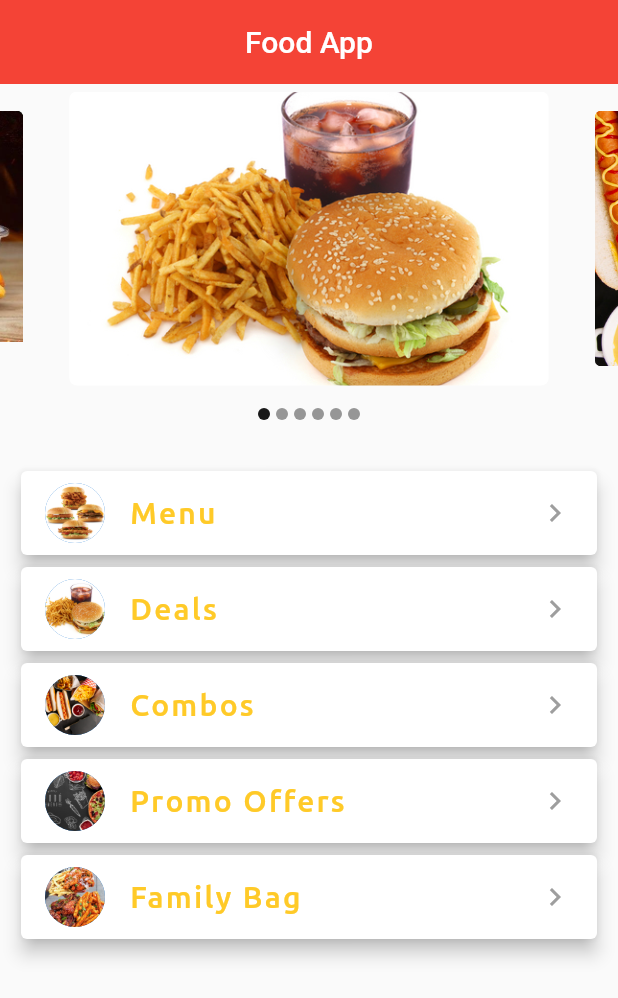
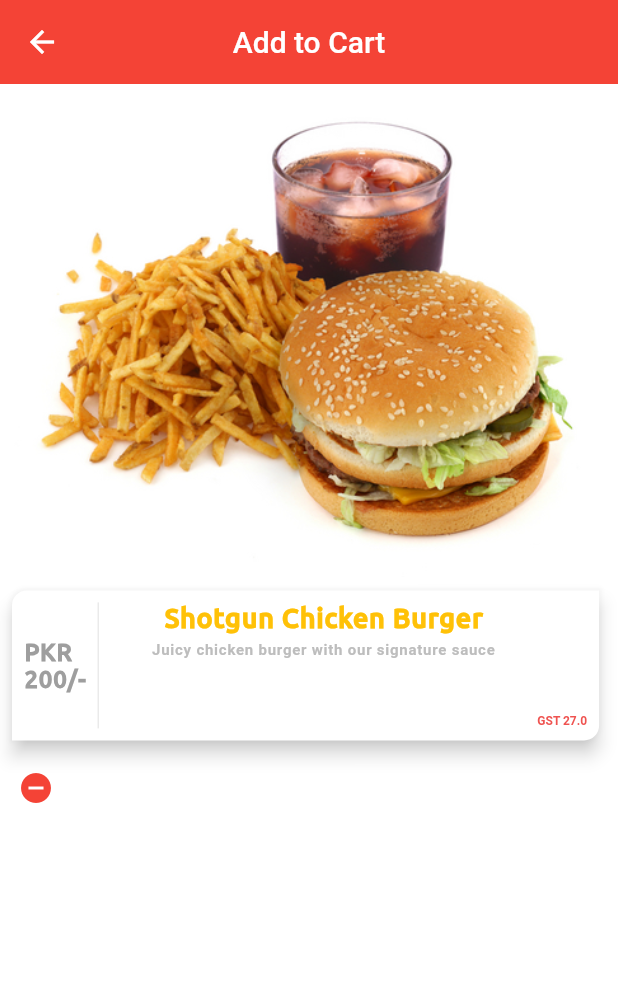
Before and after one commit to ziauddin-sis/foodApp, a Flutter app: the screen it shows after launch, on a phone screen of 412 x 824 dp. Shown: the top 998 px of the screen. Run offline on Flutter 3.47's test engine with Material 2 defaults, Android fonts, the phone set to English and light mode, and no system bars; drawn by our look-alikes of carousel_slider; our stand-ins replace toast.

Commit message:
24/07/20

```diff
--- /dev/null
+++ b/lib/components/add_to_cart.dart
@@ -0,0 +1,160 @@
+
+import 'package:flutter/material.dart';
+
+class AddToCart extends StatefulWidget {
+  @override
+  _AddToCartState createState() => _AddToCartState();
+}
+
+class _AddToCartState extends State<AddToCart> {
+  @override
+  Widget build(BuildContext context) {
+    return Scaffold(
+      appBar: AppBar(
+        backgroundColor: Colors.red,
+        elevation: 0.0,
+        title: Text('Add to Cart'),
+        centerTitle: true,
+      ),
+      body: Container(
+        color: Colors.white,
+        child: Column(
+          children: <Widget>[
+            Flexible(
+              child: Container(
+                width: MediaQuery.of(context).size.width,
+                height: MediaQuery.of(context).size.height * 0.4,
+                child: Image(
+                  fit: BoxFit.cover,
+                  image: AssetImage('assets/1.jpg'),
+                ),
+              ),
+            ),
+            Container(
+              child: Row(
+                mainAxisAlignment: MainAxisAlignment.start,
+                children: <Widget>[
+                  Padding(
+                    padding: const EdgeInsets.all(8.0),
+                    child: Container(
+                      height: 100,
+                      width: MediaQuery.of(context).size.width * 0.95,
+                      child: Material(
+                        color: Colors.white,
+                        elevation: 5,
+                        shadowColor: Colors.grey[300],
+                        borderRadius: BorderRadius.only(
+                            topLeft: Radius.circular(10),
+                            bottomRight: Radius.circular(10)),
+                        child: Padding(
+                          padding: const EdgeInsets.all(8.0),
+                          child: Row(
+                            crossAxisAlignment: CrossAxisAlignment.center,
+                            mainAxisAlignment: MainAxisAlignment.start,
+                            children: <Widget>[
+                              Text(
+                                'PKR \n200/-',
+                                maxLines: 2,
+                                textAlign: TextAlign.justify,
+                                textDirection: TextDirection.ltr,
+                                style: TextStyle(
+                                  fontSize: 16,
+                                  color: Colors.grey[500],
+                                  fontWeight: FontWeight.bold,
+                                  letterSpacing: 0.5,
+                                  fontFamily: 'Ubuntu',
+                                ),
+                              ),
+                              VerticalDivider(),
+                              Expanded(
+                                child: Column(
+                                  crossAxisAlignment: CrossAxisAlignment.center,
+                                  children: <Widget>[
+                                    Text(
+                                      'Shotgun Chicken Burger',
+                                      maxLines: 1,
+                                      textAlign: TextAlign.justify,
+                                      overflow: TextOverflow.ellipsis,
+                                      style: TextStyle(
+                                        fontSize: 18,
+                                        color: Colors.amber,
+                                        fontWeight: FontWeight.bold,
+                                        letterSpacing: 0.5,
+                                        fontFamily: 'Ubuntu',
+                                      ),
+                                    ),
+                                    SizedBox(
+                                      height: 5,
+                                    ),
+                                    Text(
+                                      'Juicy chicken burger with our signature sauce',
+                                      maxLines: 2,
+                                      textAlign: TextAlign.center,
+                                      overflow: TextOverflow.ellipsis,
+                                      style: TextStyle(
+                                        fontSize: 10,
+                                        color: Colors.grey[400],
+                                        fontWeight: FontWeight.bold,
+                                        letterSpacing: 0.5,
+                                      ),
+                                    ),
+                                  ],
+                                ),
+                              ),
+                              Align(
+                                alignment: Alignment.bottomRight,
+                                child: Text(
+                                  'GST 27.0',
+                                  textAlign: TextAlign.left,
+                                  style: TextStyle(
+                                    fontSize: 8,
+                                    color: Colors.red[400],
+                                    fontWeight: FontWeight.bold,
+                                  ),
+                                ),
+                              ),
+                            ],
+                          ),
+                        ),
+                      ),
+                    ),
+                  ),
+                ],
+              ),
+            ),
+            Container(
+              width: MediaQuery.of(context).size.width,
+              child: Row(
+                children: <Widget>[
+                  Center(
+                    child: IconButton(
+                        icon: Icon(Icons.remove_circle,),
+                      color: Colors.red,
+                        onPressed: (){
+                          print('You click me');
+                        },
+                    ),
+                  ),
+//                  Text('2'),
+//                  IconButton(
+//                    icon: Icon(
+//                      Icons.add_circle,
+//                      color: Colors.red,
+//                    ),
+//                    onPressed: (){},
+//                  ),
+//-                  Align(
+//                    child: RaisedButton(
+//                      child: Text('Add to Cart'),
+//                        onPressed: (){},
+//                        ),
+//                  ),
+                ],
+              ),
+            ),
+          ],
+        ),
+      ),
+    );
+  }
+}
--- a/lib/lists/burger-list.dart
+++ b/lib/lists/burger-list.dart
@@ -31,17 +31,22 @@ class _BurgersState extends State<Burgers> {
       appBar: AppBar(
         backgroundColor: Colors.red,
         elevation: 0.0,
-        title: Text('Food App'),
+        title: Text('Burgers'),
         centerTitle: true,
       ),
       body: ListView.builder(
         scrollDirection: Axis.vertical,
         itemCount: lst.length,
-//        itemExtent: 120.0,
         itemBuilder: (context, index){
           return Container(
             margin: EdgeInsets.symmetric(horizontal: 10.0, vertical: 5.0),
-            child: BurgerListGen(lst[index]),
+            child: InkWell(
+                child: BurgerListGen(lst[index]),
+              onTap: (){
+                Toast.show(lst[index].name, context, duration: Toast.LENGTH_LONG, gravity:  Toast.BOTTOM,
+                    backgroundColor: Colors.redAccent);
+              },
+            ),
           );
         },
       ),
--- a/lib/lists/burger_list_generator.dart
+++ b/lib/lists/burger_list_generator.dart
@@ -11,7 +11,7 @@ class BurgerListGen extends StatelessWidget {
     return Container(
       child: Material(
         color: Colors.white,
-        elevation: 10,
+        elevation: 5,
         borderRadius: BorderRadius.circular(10),
         shadowColor: Colors.amberAccent[100],
         child: Padding(
--- a/lib/lists/menu-list.dart
+++ b/lib/lists/menu-list.dart
@@ -29,7 +29,7 @@ class _MenuItemsState extends State<MenuItems> {
       appBar: AppBar(
         backgroundColor: Colors.red,
         elevation: 0.0,
-        title: Text('Food App'),
+        title: Text('Menu'),
         centerTitle: true,
       ),
       body: ListView.builder(
--- a/lib/main.dart
+++ b/lib/main.dart
@@ -1,17 +1,18 @@
 import 'package:flutter/material.dart';
+import 'package:food_app/components/add_to_cart.dart';
 import 'package:food_app/components/image_slider.dart';
 import 'package:food_app/lists/burger-list.dart';
-import 'package:food_app/lists/burger_list_generator.dart';
 import 'package:food_app/lists/menu-list.dart';
 
 void main() => runApp(MaterialApp(
   title: 'Food App',
   debugShowCheckedModeBanner: false,
-  initialRoute: '/',
+  initialRoute: '/cart',
   routes: {
     '/' : (context) => MainScreen(),
     '/menu' : (context) => MenuItems(),
     '/burger': (context) => Burgers(),
+    '/cart' : (context) => AddToCart(),
   },
 ));
 
```
